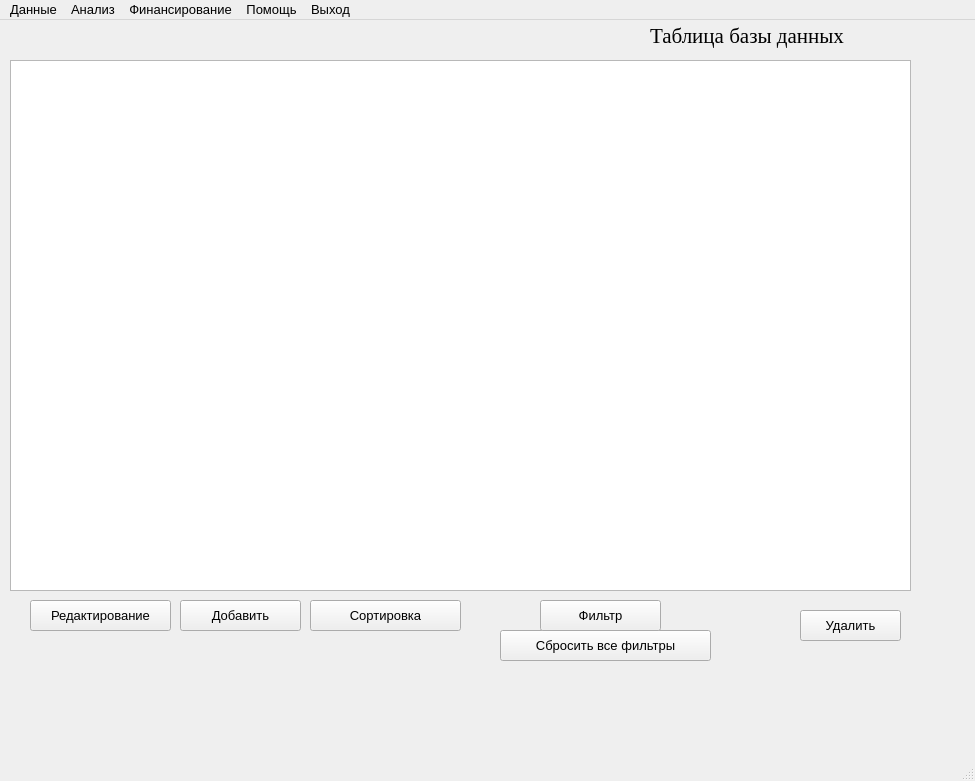
First picture: the form in MainForm.ui, repository Kerensk1y/lab_subd, before the edit.
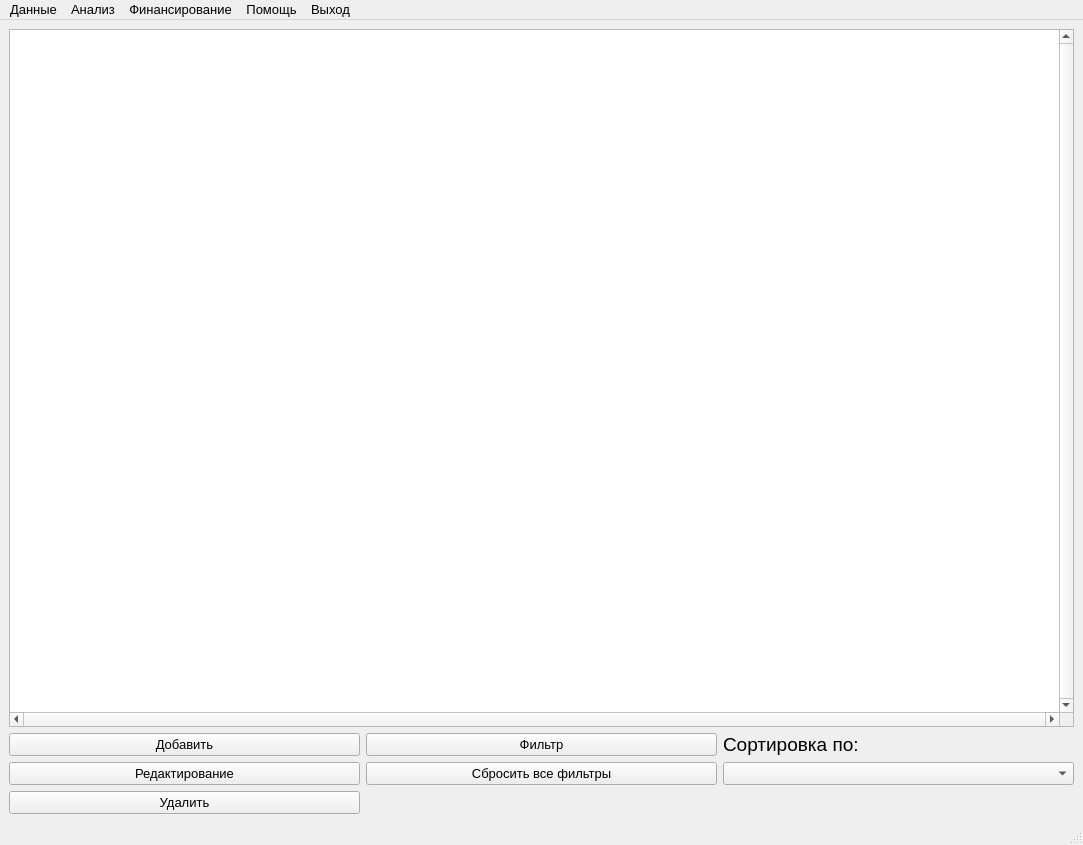
Second picture: the form after the edit. Icons and pictures are not drawn.

The edit to the form file:
```diff
--- a/MainForm.ui
+++ b/MainForm.ui
@@ -6,8 +6,8 @@
    <rect>
     <x>0</x>
     <y>0</y>
-    <width>975</width>
-    <height>781</height>
+    <width>1083</width>
+    <height>845</height>
    </rect>
   </property>
   <property name="font">
@@ -18,19 +18,25 @@
   <property name="windowTitle">
    <string>MainWindow</string>
   </property>
+  <property name="layoutDirection">
+   <enum>Qt::LeftToRight</enum>
+  </property>
+  <property name="autoFillBackground">
+   <bool>false</bool>
+  </property>
   <property name="styleSheet">
    <string notr="true"/>
   </property>
+  <property name="toolButtonStyle">
+   <enum>Qt::ToolButtonTextOnly</enum>
+  </property>
+  <property name="tabShape">
+   <enum>QTabWidget::Triangular</enum>
+  </property>
   <widget class="QWidget" name="centralwidget">
+   <layout class="QGridLayout" name="gridLayout">
+    <item row="0" column="0" colspan="3">
    <widget class="QTableView" name="tableView">
-    <property name="geometry">
-     <rect>
-      <x>10</x>
-      <y>40</y>
-      <width>901</width>
-      <height>531</height>
-     </rect>
-    </property>
     <property name="font">
      <font>
       <underline>false</underline>
@@ -51,118 +57,118 @@
     <property name="frameShadow">
      <enum>QFrame::Sunken</enum>
     </property>
+      <property name="verticalScrollBarPolicy">
+       <enum>Qt::ScrollBarAlwaysOn</enum>
+      </property>
     <property name="horizontalScrollBarPolicy">
-     <enum>Qt::ScrollBarAlwaysOff</enum>
+       <enum>Qt::ScrollBarAlwaysOn</enum>
     </property>
     <property name="sizeAdjustPolicy">
      <enum>QAbstractScrollArea::AdjustToContentsOnFirstShow</enum>
     </property>
+      <property name="editTriggers">
+       <set>QAbstractItemView::NoEditTriggers</set>
+      </property>
+      <property name="selectionMode">
+       <enum>QAbstractItemView::SingleSelection</enum>
+      </property>
+      <property name="selectionBehavior">
+       <enum>QAbstractItemView::SelectRows</enum>
+      </property>
+      <property name="sortingEnabled">
+       <bool>true</bool>
+      </property>
     <attribute name="horizontalHeaderCascadingSectionResizes">
-     <bool>false</bool>
-    </attribute>
-   </widget>
+       <bool>true</bool>
+      </attribute>
+      <attribute name="verticalHeaderCascadingSectionResizes">
+       <bool>true</bool>
+      </attribute>
+     </widget>
+    </item>
+    <item row="5" column="0">
+     <widget class="QPushButton" name="Delete">
+      <property name="text">
+       <string>Удалить</string>
+      </property>
+     </widget>
+    </item>
+    <item row="2" column="1">
+     <widget class="QPushButton" name="Filter">
+      <property name="text">
+       <string>Фильтр</string>
+      </property>
+     </widget>
+    </item>
+    <item row="2" column="2">
    <widget class="QLabel" name="label">
-    <property name="geometry">
-     <rect>
-      <x>650</x>
-      <y>0</y>
-      <width>247</width>
-      <height>31</height>
-     </rect>
-    </property>
     <property name="font">
      <font>
-      <family>Times New Roman</family>
-      <pointsize>16</pointsize>
-      <weight>50</weight>
-      <bold>false</bold>
-     </font>
-    </property>
-    <property name="autoFillBackground">
-     <bool>false</bool>
+        <pointsize>14</pointsize>
+       </font>
+      </property>
+      <property name="layoutDirection">
+       <enum>Qt::LeftToRight</enum>
     </property>
     <property name="text">
-     <string>Таблица базы данных</string>
-    </property>
-   </widget>
+       <string>Сортировка по:</string>
+      </property>
+     </widget>
+    </item>
+    <item row="4" column="2">
+     <widget class="QComboBox" name="sortingbox">
+      <property name="focusPolicy">
+       <enum>Qt::TabFocus</enum>
+      </property>
+      <item>
+       <property name="text">
+        <string comment="0"/>
+       </property>
+      </item>
+      <item>
+       <property name="text">
+        <string>Код конкурса + Код Нир</string>
+       </property>
+      </item>
+      <item>
+       <property name="text">
+        <string>Название ВУЗа</string>
+       </property>
+       <property name="icon">
+        <iconset>
+         <selectedon>:/newPrefix/MainMenu.py</selectedon>
+        </iconset>
+       </property>
+      </item>
+      <item>
+       <property name="text">
+        <string>Плановый об. гранта</string>
+       </property>
+      </item>
+     </widget>
+    </item>
+    <item row="4" column="1">
+     <widget class="QPushButton" name="Resetfilters">
+      <property name="text">
+       <string>Сбросить все фильтры</string>
+      </property>
+     </widget>
+    </item>
+    <item row="4" column="0">
    <widget class="QPushButton" name="Edit">
-    <property name="geometry">
-     <rect>
-      <x>30</x>
-      <y>580</y>
-      <width>141</width>
-      <height>31</height>
-     </rect>
-    </property>
     <property name="text">
      <string>Редактирование</string>
     </property>
    </widget>
+    </item>
+    <item row="2" column="0">
    <widget class="QPushButton" name="Add">
-    <property name="geometry">
-     <rect>
-      <x>180</x>
-      <y>580</y>
-      <width>121</width>
-      <height>31</height>
-     </rect>
-    </property>
     <property name="text">
      <string>Добавить</string>
     </property>
    </widget>
-   <widget class="QPushButton" name="Delete">
-    <property name="geometry">
-     <rect>
-      <x>800</x>
-      <y>590</y>
-      <width>101</width>
-      <height>31</height>
-     </rect>
-    </property>
-    <property name="text">
-     <string>Удалить</string>
-    </property>
-   </widget>
-   <widget class="QPushButton" name="Resetfilters">
-    <property name="geometry">
-     <rect>
-      <x>500</x>
-      <y>610</y>
-      <width>211</width>
-      <height>31</height>
-     </rect>
-    </property>
-    <property name="text">
-     <string>Сбросить все фильтры</string>
-    </property>
-   </widget>
-   <widget class="QPushButton" name="Sorting">
-    <property name="geometry">
-     <rect>
-      <x>310</x>
-      <y>580</y>
-      <width>151</width>
-      <height>31</height>
-     </rect>
-    </property>
-    <property name="text">
-     <string>Сортировка</string>
-    </property>
-   </widget>
-   <widget class="QPushButton" name="Filter">
-    <property name="geometry">
-     <rect>
-      <x>540</x>
-      <y>580</y>
-      <width>121</width>
-      <height>31</height>
-     </rect>
-    </property>
-    <property name="text">
-     <string>Фильтр</string>
-    </property>
-   </widget>
+    </item>
+   </layout>
   </widget>
   <widget class="QStatusBar" name="statusbar"/>
   <widget class="QMenuBar" name="menubar">
@@ -170,11 +176,11 @@
     <rect>
      <x>0</x>
      <y>0</y>
-     <width>975</width>
-     <height>18</height>
+     <width>1083</width>
+     <height>26</height>
     </rect>
    </property>
-   <widget class="QMenu" name="menu_1">
+   <widget class="QMenu" name="menudata">
     <property name="title">
      <string>Данные</string>
     </property>
@@ -182,32 +188,32 @@
     <addaction name="Table_gr_konk"/>
     <addaction name="Table_VUZ"/>
    </widget>
-   <widget class="QMenu" name="menu_2">
+   <widget class="QMenu" name="menuanalysis">
     <property name="title">
      <string>Анализ</string>
     </property>
    </widget>
-   <widget class="QMenu" name="menu_3">
+   <widget class="QMenu" name="menufinance">
     <property name="title">
      <string>Финансирование</string>
     </property>
    </widget>
-   <widget class="QMenu" name="menu">
+   <widget class="QMenu" name="menuhelp">
     <property name="title">
      <string>Помощь</string>
     </property>
     <addaction name="action"/>
    </widget>
-   <widget class="QMenu" name="menu_4">
+   <widget class="QMenu" name="menuexit">
     <property name="title">
      <string>Выход</string>
     </property>
    </widget>
-   <addaction name="menu_1"/>
-   <addaction name="menu_2"/>
-   <addaction name="menu_3"/>
-   <addaction name="menu"/>
-   <addaction name="menu_4"/>
+   <addaction name="menudata"/>
+   <addaction name="menuanalysis"/>
+   <addaction name="menufinance"/>
+   <addaction name="menuhelp"/>
+   <addaction name="menuexit"/>
   </widget>
   <action name="Table_Gr_prog">
    <property name="text">
```
Left out of the diff: 32 changed lines with no effect on the pictures. Lines whose indentation alone changed are shown as unchanged.
